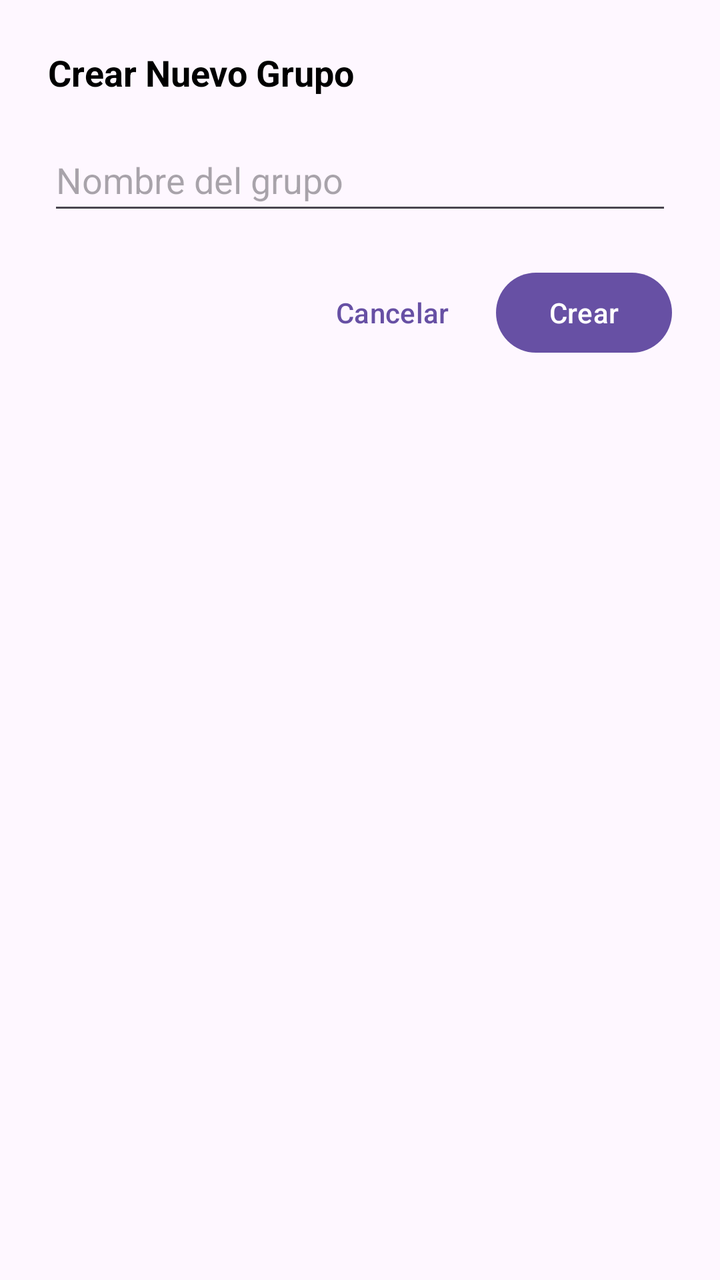
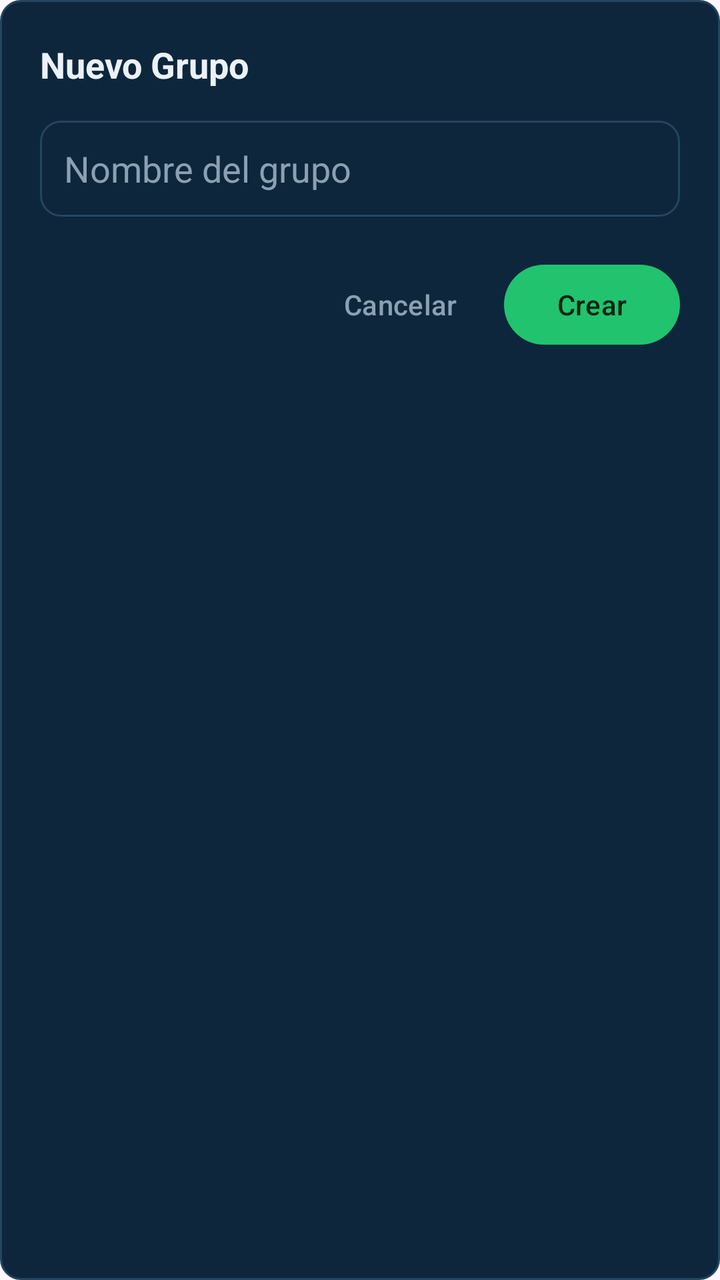

An Android layout rendered at two revisions. The XML below is the earlier revision; the diff shows what the commit changed to produce the second picture.
<!-- AndroidManifest.xml: application theme Theme.SeminarioFinal -->
<!-- res/layout/dialog_new_group.xml -->
<?xml version="1.0" encoding="utf-8"?>
<LinearLayout xmlns:android="http://schemas.android.com/apk/res/android"
    android:layout_width="match_parent"
    android:layout_height="wrap_content"
    android:orientation="vertical"
    android:padding="24dp">

    <TextView
        android:layout_width="wrap_content"
        android:layout_height="wrap_content"
        android:text="Crear Nuevo Grupo"
        android:textColor="@android:color/black"
        android:textSize="18sp"
        android:textStyle="bold" />

    <EditText
        android:id="@+id/etGName"
        android:layout_width="match_parent"
        android:layout_height="wrap_content"
        android:minHeight="48dp"
        android:layout_marginTop="16dp"
        android:hint="Nombre del grupo"
        android:inputType="text" />

    <LinearLayout
        android:layout_width="match_parent"
        android:layout_height="wrap_content"
        android:layout_marginTop="20dp"
        android:gravity="end"
        android:orientation="horizontal">

        <Button
            android:id="@+id/btnCancelGroup"
            style="@style/Widget.Material3.Button.TextButton"
            android:layout_width="wrap_content"
            android:layout_height="wrap_content"
            android:text="Cancelar" />

        <Button
            android:id="@+id/btnCreateGroup"
            style="@style/Widget.Material3.Button"
            android:layout_width="wrap_content"
            android:layout_height="wrap_content"
            android:layout_marginStart="8dp"
            android:text="Crear" />
    </LinearLayout>

</LinearLayout>
<!-- resources referenced by this layout -->
<resources>
  <style name="Theme.SeminarioFinal" parent="Base.Theme.SeminarioFinal" />
  <style name="Base.Theme.SeminarioFinal" parent="Theme.Material3.DayNight.NoActionBar">
          
          
      </style>
</resources>

<!-- the commit's change to res/layout/dialog_new_group.xml (unified diff, before → after) -->
@@ -1,26 +1,31 @@
 <?xml version="1.0" encoding="utf-8"?>
 <LinearLayout xmlns:android="http://schemas.android.com/apk/res/android"
+    xmlns:app="http://schemas.android.com/apk/res-auto"
     android:layout_width="match_parent"
     android:layout_height="wrap_content"
+    android:layout_margin="16dp"
+    android:background="@drawable/bg_input_dark"
     android:orientation="vertical"
-    android:padding="24dp">
+    android:padding="20dp">
 
     <TextView
-        android:layout_width="wrap_content"
+        android:layout_width="match_parent"
         android:layout_height="wrap_content"
-        android:text="Crear Nuevo Grupo"
-        android:textColor="@android:color/black"
+        android:text="Nuevo Grupo"
+        android:textColor="@color/white"
         android:textSize="18sp"
         android:textStyle="bold" />
 
     <EditText
         android:id="@+id/etGName"
         android:layout_width="match_parent"
-        android:layout_height="wrap_content"
-        android:minHeight="48dp"
+        android:layout_height="48dp"
         android:layout_marginTop="16dp"
+        android:background="@drawable/bg_input_dark"
         android:hint="Nombre del grupo"
-        android:inputType="text" />
+        android:paddingHorizontal="12dp"
+        android:textColor="@color/white"
+        android:textColorHint="@color/mut_text" />
 
     <LinearLayout
         android:layout_width="match_parent"
@@ -29,20 +34,21 @@
         android:gravity="end"
         android:orientation="horizontal">
 
-        <Button
+        <com.google.android.material.button.MaterialButton
             android:id="@+id/btnCancelGroup"
             style="@style/Widget.Material3.Button.TextButton"
             android:layout_width="wrap_content"
             android:layout_height="wrap_content"
-            android:text="Cancelar" />
+            android:text="Cancelar"
+            android:textColor="@color/mut_text" />
 
-        <Button
+        <com.google.android.material.button.MaterialButton
             android:id="@+id/btnCreateGroup"
-            style="@style/Widget.Material3.Button"
             android:layout_width="wrap_content"
             android:layout_height="wrap_content"
             android:layout_marginStart="8dp"
-            android:text="Crear" />
+            android:text="Crear"
+            android:textColor="@color/green_text"
+            app:backgroundTint="@color/green_accent" />
     </LinearLayout>
-
 </LinearLayout>
<!-- resource entries referenced after the edit -->
@@ -1,6 +1,19 @@
 <!-- resources referenced by this layout -->
 <resources>
+  <color name="green_accent">#21C36F</color>
+  <color name="green_text">#04240F</color>
+  <color name="mut_text">#8AA0B3</color>
+  <color name="white">#EAF2F8</color>
+  <!-- drawable bg_input_dark (drawable) -->
+  <?xml version="1.0" encoding="utf-8"?>
+  <shape xmlns:android="http://schemas.android.com/apk/res/android">
+      <solid android:color="@color/navy_input" />
+      <stroke android:width="1dp" android:color="@color/line_border" />
+      <corners android:radius="10dp" />
+  </shape>
   <style name="Theme.SeminarioFinal" parent="Base.Theme.SeminarioFinal" />
+  <color name="navy_input">#0E263B</color>
+  <color name="line_border">#24455F</color>
   <style name="Base.Theme.SeminarioFinal" parent="Theme.Material3.DayNight.NoActionBar">
           
           
